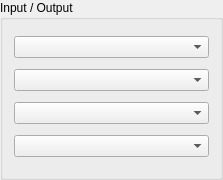
Qt form ui/inoutpanel.ui (c-koi/gmic-qt) before a commit.
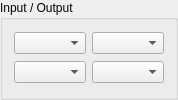
The same form after that commit.

What changed in the file:
```diff
--- a/ui/inoutpanel.ui
+++ b/ui/inoutpanel.ui
@@ -6,8 +6,8 @@
    <rect>
     <x>0</x>
     <y>0</y>
-    <width>223</width>
-    <height>180</height>
+    <width>174</width>
+    <height>100</height>
    </rect>
   </property>
   <property name="windowTitle">
@@ -16,17 +16,17 @@
   <property name="title">
    <string>Input / Output</string>
   </property>
-  <layout class="QVBoxLayout" name="verticalLayout">
-   <item>
+  <layout class="QGridLayout" name="gridLayout">
+   <item row="0" column="0">
     <widget class="QComboBox" name="inputLayers"/>
    </item>
-   <item>
+   <item row="1" column="0">
     <widget class="QComboBox" name="outputMode"/>
    </item>
-   <item>
+   <item row="0" column="1">
     <widget class="QComboBox" name="outputMessages"/>
    </item>
-   <item>
+   <item row="1" column="1">
     <widget class="QComboBox" name="previewMode"/>
    </item>
   </layout>
```
